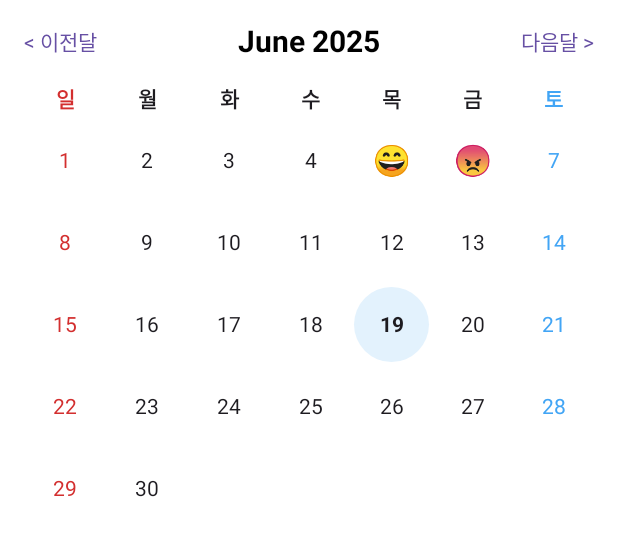
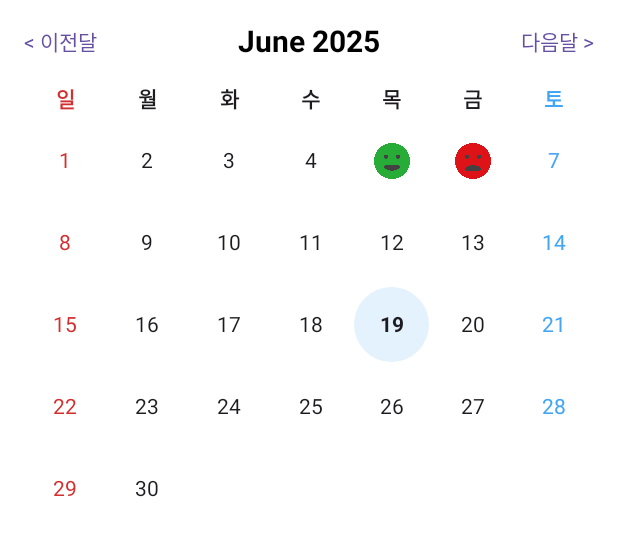
Before and after one commit to gkdms0910/Project_T2, an Android app built with Jetpack Compose: the @Preview function CalendarNavigationPreview, on a phone screen of 412 x 824 dp. Shown: the top 536 px of the screen. Run offline under Robolectric (Android 15) with nearby library versions, the phone set to English and light mode, and no system bars; our stand-ins replace Room's generated code.

Commit message:
디자인 수정

```diff
--- a/app/src/main/java/com/example/project_t2/graphics/Emotions.kt
+++ b/app/src/main/java/com/example/project_t2/graphics/Emotions.kt
@@ -1,11 +1,13 @@
+
 package com.example.project_t2.graphics
 
-enum class Emotion(val displayName: String, val emoji: String, val unicode: String) {
-    SMILE("미소", "🙂", "U+1F642"),
-    ANGRY("화남", "😠", "U+1F620"),
-    FEAR("두려움", "😱", "U+1F631"),
-    HAPPY("행복", "😄", "U+1F604"),
-    TENDER("평온", "😌", "U+1F60C"),
-    SAD("슬픔", "😢", "U+1F622"),
-    BORED("지루함", "😑", "U+1F611")
+import androidx.annotation.DrawableRes
+import com.example.project_t2.R
+
+enum class Emotion(val displayName: String, @DrawableRes val imageResId: Int) {
+    HAPPY("행복", R.drawable.happy), // R.drawable.happy는 실제 추가한 이미지 파일 이름입니다.
+    JOY("기쁨", R.drawable.joy),
+    TENDER("보통", R.drawable.tender),
+    SAD("슬픔", R.drawable.sad),
+    BAD("나쁨", R.drawable.bad)
 }
--- a/app/src/main/java/com/example/project_t2/models/CalendarWithMonthNavigation.kt
+++ b/app/src/main/java/com/example/project_t2/models/CalendarWithMonthNavigation.kt
@@ -29,9 +29,10 @@ import java.time.YearMonth
 import java.time.format.TextStyle
 import java.util.Locale
 
-fun convertDiaryToEmojiMap(diaryList: List<DiaryEntity>): Map<LocalDate, String> {
+// 수정된 부분: (날짜, 이미지 리소스 ID) 맵으로 변환
+fun convertDiaryToImageMap(diaryList: List<DiaryEntity>): Map<LocalDate, Int> {
     return diaryList.associate { diary ->
-        diary.time.toLocalDate() to diary.emotion.emoji
+        diary.time.toLocalDate() to diary.emotion.imageResId
     }
 }
 
@@ -41,10 +42,10 @@ fun CalendarWithMonthNavigation(
     onDateClick: (DiaryEntity) -> Unit
 ) {
     var currentMonth by remember { mutableStateOf(YearMonth.now()) }
-    val emojiMap = convertDiaryToEmojiMap(diaryList)
+    // 수정된 부분: 함수 호출 및 변수명 변경
+    val imageMap = convertDiaryToImageMap(diaryList)
 
     Column(modifier = Modifier.padding(16.dp)) {
-        // 상단 월 네비게이션
         Row(
             verticalAlignment = Alignment.CenterVertically,
             horizontalArrangement = Arrangement.SpaceBetween,
@@ -80,14 +81,14 @@ fun CalendarWithMonthNavigation(
 
         Spacer(modifier = Modifier.height(16.dp))
 
-        EmojiCalendar(
+        // 수정된 부분: DiaryCalendarGrid 호출 및 imageMap 전달
+        DiaryCalendarGrid(
             yearMonth = currentMonth,
-            emojiMap = emojiMap,
+            imageMap = imageMap,
             onDateClick = { clickedDate ->
                 val diary = diaryList.find { it.time.toLocalDate() == clickedDate }
-                diary?.let { onDateClick(it) } // ← 일기가 있을 때만 호출
+                diary?.let { onDateClick(it) }
             }
-
         )
     }
 }
@@ -97,7 +98,7 @@ fun CalendarWithMonthNavigation(
 fun CalendarNavigationPreview() {
     val previewList = listOf(
         DiaryEntity("제목", Weathers.SUNNY, Emotion.HAPPY, "내용", LocalDateTime.of(2025, 6, 5, 12, 0)),
-        DiaryEntity("제목2", Weathers.RAINY, Emotion.ANGRY, "내용2", LocalDateTime.of(2025, 6, 6, 18, 30))
+        DiaryEntity("제목2", Weathers.RAINY, Emotion.BAD, "내용2", LocalDateTime.of(2025, 6, 6, 18, 30))
     )
     CalendarWithMonthNavigation(
         diaryList = previewList,
--- /dev/null
+++ b/app/src/main/java/com/example/project_t2/models/DiaryCalendarGrid.kt
@@ -0,0 +1,150 @@
+package com.example.project_t2.models
+
+import androidx.compose.foundation.Image
+import androidx.compose.foundation.background
+import androidx.compose.foundation.clickable
+import androidx.compose.foundation.layout.*
+import androidx.compose.foundation.lazy.grid.GridCells
+import androidx.compose.foundation.lazy.grid.LazyVerticalGrid
+import androidx.compose.foundation.lazy.grid.items
+import androidx.compose.foundation.shape.CircleShape
+import androidx.compose.material3.MaterialTheme
+import androidx.compose.material3.Text
+import androidx.compose.runtime.Composable
+import androidx.compose.ui.Alignment
+import androidx.compose.ui.Modifier
+import androidx.compose.ui.graphics.Color
+import androidx.compose.ui.res.painterResource
+import androidx.compose.ui.text.font.FontWeight
+import androidx.compose.ui.text.style.TextAlign
+import androidx.compose.ui.tooling.preview.Preview
+import androidx.compose.ui.unit.dp
+import androidx.compose.ui.unit.sp
+import com.example.project_t2.graphics.Emotion
+import com.example.project_t2.roomDB.DiaryEntity
+import java.time.DayOfWeek
+import java.time.LocalDate
+import java.time.LocalDateTime
+import java.time.YearMonth
+
+// 수정된 부분: 함수명 변경 및 파라미터 타입 변경
+@Composable
+fun DiaryCalendarGrid(
+    yearMonth: YearMonth,
+    imageMap: Map<LocalDate, Int>,
+    onDateClick: (LocalDate) -> Unit
+) {
+    val days = buildCalendarDays(yearMonth)
+    val today = LocalDate.now()
+
+    val dayLabels = listOf("일", "월", "화", "수", "목", "금", "토")
+
+    Row(
+        modifier = Modifier
+            .fillMaxWidth()
+            .padding(bottom = 4.dp),
+        horizontalArrangement = Arrangement.SpaceEvenly
+    ) {
+        dayLabels.forEachIndexed { index, label ->
+            val textColor = when (index) {
+                0 -> Color(0xFFD32F2F)
+                6 -> Color(0xFF42A5F5)
+                else -> MaterialTheme.colorScheme.onSurface
+            }
+            Text(
+                text = label,
+                color = textColor,
+                fontWeight = FontWeight.SemiBold,
+                modifier = Modifier.weight(1f),
+                fontSize = 14.sp,
+                textAlign = TextAlign.Center
+            )
+        }
+    }
+
+    LazyVerticalGrid(
+        columns = GridCells.Fixed(7),
+        modifier = Modifier.height(350.dp)
+    ) {
+        items(days) { date ->
+            if (date == null) {
+                Box(modifier = Modifier.aspectRatio(1f)) {}
+            } else {
+                val isToday = date == today
+                // 수정된 부분: emoji를 imageResId로 변경
+                val imageResId = imageMap[date]
+
+                val textColor = when (date.dayOfWeek) {
+                    DayOfWeek.SUNDAY -> Color(0xFFD32F2F)
+                    DayOfWeek.SATURDAY -> Color(0xFF42A5F5)
+                    else -> MaterialTheme.colorScheme.onSurface
+                }
+
+                Box(
+                    modifier = Modifier
+                        .aspectRatio(1f)
+                        .padding(2.dp)
+                        .background(
+                            color = if (isToday) Color(0xFFE3F2FD) else Color.Transparent,
+                            shape = CircleShape
+                        )
+                        .clickable { onDateClick(date) },
+                    contentAlignment = Alignment.Center
+                ) {
+                    // 수정된 부분: imageResId가 있으면 Image, 없으면 Text 표시
+                    if (imageResId != null) {
+                        Image(
+                            painter = painterResource(id = imageResId),
+                            contentDescription = "Emotion",
+                            modifier = Modifier.size(24.dp)
+                        )
+                    } else {
+                        Text(
+                            text = date.dayOfMonth.toString(),
+                            fontSize = 14.sp,
+                            fontWeight = if (isToday) FontWeight.Bold else FontWeight.Normal,
+                            color = textColor
+                        )
+                    }
+                }
+            }
+        }
+    }
+}
+
+fun buildCalendarDays(month: YearMonth): List<LocalDate?> {
+    val firstDay = month.atDay(1)
+    val lastDay = month.atEndOfMonth()
+    val dayOfWeekOffset = firstDay.dayOfWeek.value % 7
+
+    val days = mutableListOf<LocalDate?>()
+
+    repeat(dayOfWeekOffset) {
+        days.add(null)
+    }
+
+    for (day in 1..lastDay.dayOfMonth) {
+        days.add(month.atDay(day))
+    }
+
+    return days
+}
+
+@Preview(showBackground = true)
+@Composable
+fun CalendarPreview() {
+    val previewList = listOf(
+        DiaryEntity("제목", Weathers.SUNNY, Emotion.HAPPY, "내용", LocalDateTime.of(2025, 6, 5, 12, 0)),
+        DiaryEntity(
+            "제목2",
+            Weathers.RAINY,
+            Emotion.BAD,
+            "내용2",
+            LocalDateTime.of(2025, 6, 6, 18, 30)
+        )
+    )
+    CalendarWithMonthNavigation(
+        diaryList = previewList,
+        onDateClick = {}
+    )
+}
--- a/app/src/main/java/com/example/project_t2/models/EmojiCalendar.kt
+++ /dev/null
@@ -1,140 +0,0 @@
-package com.example.project_t2.models
-
-import androidx.compose.foundation.background
-import androidx.compose.foundation.clickable
-import androidx.compose.foundation.layout.*
-import androidx.compose.foundation.lazy.grid.GridCells
-import androidx.compose.foundation.lazy.grid.LazyVerticalGrid
-import androidx.compose.foundation.lazy.grid.items
-import androidx.compose.foundation.shape.CircleShape
-import androidx.compose.material3.MaterialTheme
-import androidx.compose.material3.Text
-import androidx.compose.runtime.Composable
-import androidx.compose.ui.Alignment
-import androidx.compose.ui.Modifier
-import androidx.compose.ui.graphics.Color
-import androidx.compose.ui.text.font.FontWeight
-import androidx.compose.ui.text.style.TextAlign
-import androidx.compose.ui.tooling.preview.Preview
-import androidx.compose.ui.unit.dp
-import androidx.compose.ui.unit.sp
-import com.example.project_t2.graphics.Emotion
-import com.example.project_t2.roomDB.DiaryEntity
-import java.time.DayOfWeek
-import java.time.LocalDate
-import java.time.LocalDateTime
-import java.time.YearMonth
-
-@Composable
-fun EmojiCalendar(
-    yearMonth: YearMonth,
-    emojiMap: Map<LocalDate, String>,
-    onDateClick: (LocalDate) -> Unit
-) {
-    val days = buildCalendarDays(yearMonth)
-    val today = LocalDate.now()
-
-    // 요일 표시
-    val dayLabels = listOf("일", "월", "화", "수", "목", "금", "토")
-
-    Row(
-        modifier = Modifier
-            .fillMaxWidth()
-            .padding(bottom = 4.dp),
-        horizontalArrangement = Arrangement.SpaceEvenly
-    ) {
-        dayLabels.forEachIndexed { index, label ->
-            val textColor = when (index) {
-                0 -> Color(0xFFD32F2F)  // 일요일 빨간 칠
-                6 -> Color(0xFF42A5F5)  // 토요일 파란 칠
-                else -> MaterialTheme.colorScheme.onSurface
-            }
-            Text(
-                text = label,
-                color = textColor,
-                fontWeight = FontWeight.SemiBold,
-                modifier = Modifier.weight(1f),
-                fontSize = 14.sp,
-                textAlign = TextAlign.Center
-            )
-        }
-    }
-
-    // 날짜 칸
-    LazyVerticalGrid(
-        columns = GridCells.Fixed(7),
-        modifier = Modifier.height(350.dp)
-    ) {
-        items(days) { date ->
-            if (date == null) {
-                Box(modifier = Modifier.aspectRatio(1f)) {}  // 1일 앞의 빈 칸
-            } else {
-                val isToday = date == today
-                val emoji = emojiMap[date]
-
-                val textColor = when (date.dayOfWeek) {
-                    DayOfWeek.SUNDAY   -> Color(0xFFD32F2F)
-                    DayOfWeek.SATURDAY -> Color(0xFF42A5F5)
-                    else               -> MaterialTheme.colorScheme.onSurface
-                }
-
-                Box(
-                    modifier = Modifier
-                        .aspectRatio(1f)
-                        .padding(2.dp)
-                        .background(
-                            color = if (isToday) Color(0xFFE3F2FD) else Color.Transparent,
-                            shape = CircleShape
-                        )
-                        .clickable { onDateClick(date) },
-                    contentAlignment = Alignment.Center
-                ) {
-                    Text(
-                        text = emoji ?: date.dayOfMonth.toString(),
-                        fontSize = if (emoji != null) 20.sp else 14.sp,
-                        fontWeight = if (isToday) FontWeight.Bold else FontWeight.Normal,
-                        color = textColor
-                    )
-                }
-            }
-        }
-    }
-}
-
-fun buildCalendarDays(month: YearMonth): List<LocalDate?> {
-    val firstDay = month.atDay(1)
-    val lastDay = month.atEndOfMonth()
-    val dayOfWeekOffset = firstDay.dayOfWeek.value % 7 // 일요일 = 0
-    val days = mutableListOf<LocalDate?>()
-
-    // 앞쪽 빈 칸
-    repeat(dayOfWeekOffset) {
-        days.add(null)
-    }
-
-    // 실제 날짜
-    for (day in 1..lastDay.dayOfMonth) {
-        days.add(month.atDay(day))
-    }
-
-    return days
-}
-
-@Preview(showBackground = true)
-@Composable
-fun CalendarPreview() {
-    val previewList = listOf(
-        DiaryEntity("제목", Weathers.SUNNY, Emotion.HAPPY, "내용", LocalDateTime.of(2025, 6, 5, 12, 0)),
-        DiaryEntity(
-            "제목2",
-            Weathers.RAINY,
-            Emotion.ANGRY,
-            "내용2",
-            LocalDateTime.of(2025, 6, 6, 18, 30)
-        )
-    )
-    CalendarWithMonthNavigation(
-        diaryList = previewList,
-        onDateClick = {}
-    )
-}
--- a/app/src/main/java/com/example/project_t2/models/GenericTopAppBar.kt
+++ b/app/src/main/java/com/example/project_t2/models/GenericTopAppBar.kt
@@ -39,7 +39,7 @@ fun GenericTopAppBar(title: String, onNavigate: (String) -> Unit) {
         // Left part: Menu
         Box {
             Image(
-                painter = painterResource(id = R.drawable.outline_menu_24),
+                painter = painterResource(id = R.drawable.menu),
                 contentDescription = "Menu",
                 modifier = Modifier
                     .size(50.dp)
--- a/app/src/main/res/drawable/ic_edit.xml
+++ b/app/src/main/res/drawable/ic_edit.xml
@@ -1,5 +1,5 @@
 <vector xmlns:android="http://schemas.android.com/apk/res/android" android:height="24dp" android:tint="#000000" android:viewportHeight="960" android:viewportWidth="960" android:width="24dp">
 
-    <path android:fillColor="@android:color/white" android:pathData="M490,433L527,470L744,253L707,216L490,433ZM200,760L237,760L470,527L433,490L200,723L200,760ZM555,555L405,405L572,238L543,209Q543,209 543,209Q543,209 543,209L324,428L268,372L486,153Q510,129 542.5,129Q575,129 599,153L628,182L678,132Q690,120 706.5,120Q723,120 735,132L828,225Q840,237 840,253.5Q840,270 828,282L555,555ZM270,840L120,840L120,690L405,405L555,555L270,840Z"/>
+    <path android:fillColor="@android:color/white" android:pathData="M200,760L257,760L648,369L591,312L200,703L200,760ZM120,840L120,670L648,143Q660,132 674.5,126Q689,120 705,120Q721,120 736,126Q751,132 762,144L817,200Q829,211 834.5,226Q840,241 840,256Q840,272 834.5,286.5Q829,301 817,313L290,840L120,840ZM760,256L760,256L704,200L704,200L760,256ZM619,341L591,312L591,312L648,369L648,369L619,341Z"/>
 
 </vector>
```
Also changed, not shown: app/src/main/java/com/example/project_t2/models/DiaryCard.kt (+18 -1 lines), app/src/main/java/com/example/project_t2/screens/DiaryScreen.kt (+61 -39 lines), app/src/main/java/com/example/project_t2/screens/StatScreen.kt (+17 -9 lines), app/src/main/res/drawable/joy.png (renamed from app/src/main/res/drawable/smile.png), app/src/main/res/drawable/menu.png (added), app/src/main/res/drawable/tender.png (renamed from app/src/main/res/drawable/soso.png).
